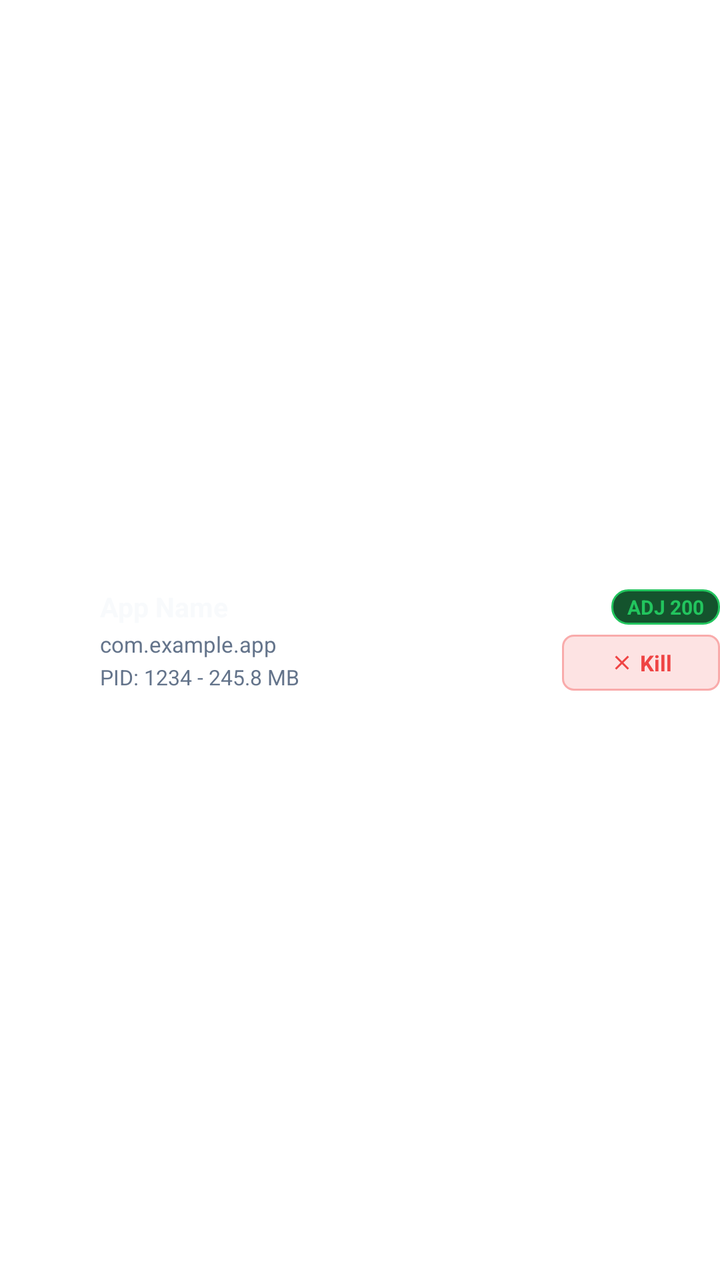
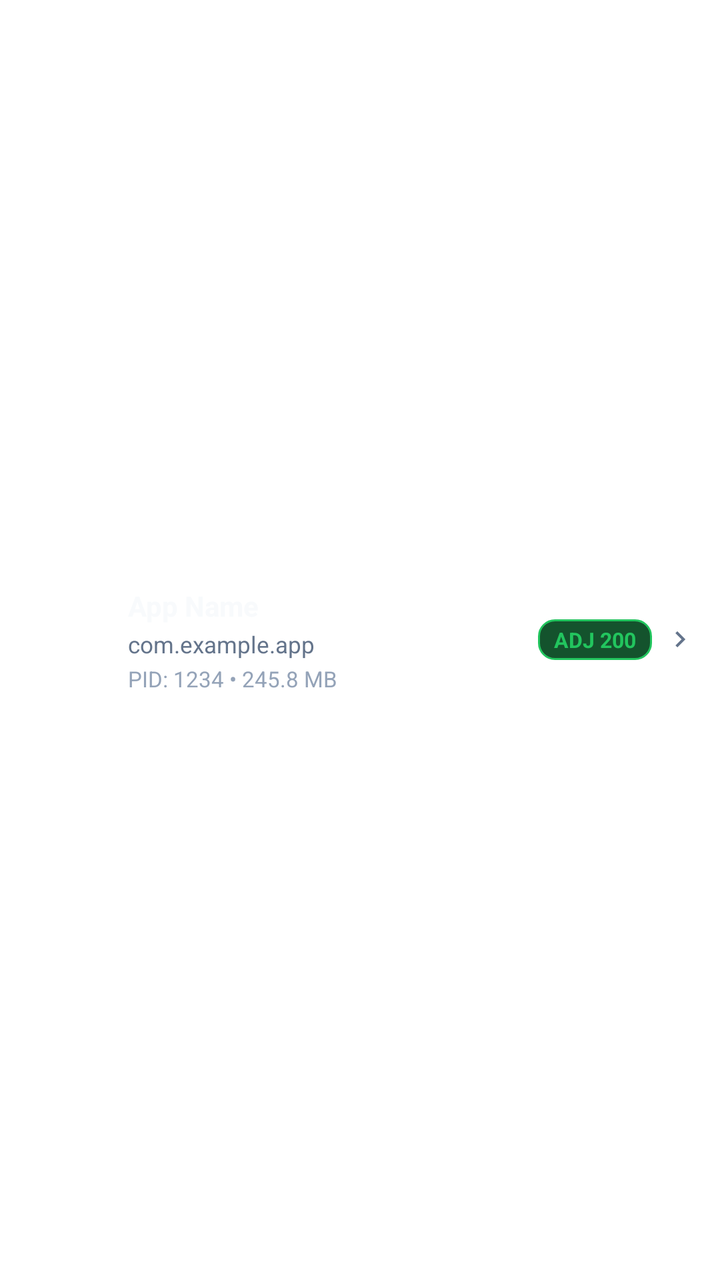

Two renders of the same Android screen: before a commit and after it. Below are the layout's source before the change and the commit's diff.
<!-- AndroidManifest.xml: fallback theme Theme.MaterialComponents.DayNight.NoActionBar -->
<!-- res/layout/item_process.xml -->
<?xml version="1.0" encoding="utf-8"?>
<LinearLayout xmlns:android="http://schemas.android.com/apk/res/android"
    xmlns:app="http://schemas.android.com/apk/res-auto"
    android:layout_width="match_parent"
    android:layout_height="wrap_content"
    android:orientation="horizontal"
    android:gravity="center_vertical"
    android:paddingTop="9dp"
    android:paddingBottom="9dp">

    <ImageView
        android:id="@+id/ivProcIcon"
        android:layout_width="38dp"
        android:layout_height="38dp"
        android:contentDescription="Process Icon" />

    <LinearLayout
        android:layout_width="0dp"
        android:layout_height="wrap_content"
        android:layout_weight="1"
        android:orientation="vertical"
        android:layout_marginStart="12dp"
        android:layout_marginEnd="8dp">

        <TextView
            android:id="@+id/tvProcName"
            android:layout_width="match_parent"
            android:layout_height="wrap_content"
            android:text="App Name"
            android:textColor="@color/text_title"
            android:textSize="13.5sp"
            android:textStyle="bold"
            android:maxLines="1"
            android:ellipsize="end" />

        <TextView
            android:id="@+id/tvProcPackage"
            android:layout_width="match_parent"
            android:layout_height="wrap_content"
            android:layout_marginTop="2dp"
            android:text="com.example.app"
            android:textColor="@color/text_muted"
            android:textSize="11sp"
            android:maxLines="1"
            android:ellipsize="middle" />

        <TextView
            android:id="@+id/tvProcPid"
            android:layout_width="match_parent"
            android:layout_height="wrap_content"
            android:layout_marginTop="2dp"
            android:text="PID: 1234 - 245.8 MB"
            android:textColor="@color/text_muted"
            android:textSize="10.5sp"
            android:maxLines="1"
            android:ellipsize="end" />
    </LinearLayout>

    <LinearLayout
        android:layout_width="wrap_content"
        android:layout_height="wrap_content"
        android:orientation="vertical"
        android:gravity="end|center_vertical">

        <TextView
            android:id="@+id/tvAdjBadge"
            android:layout_width="wrap_content"
            android:layout_height="wrap_content"
            android:text="ADJ 200"
            android:textColor="@color/accent_green"
            android:background="@drawable/bg_badge_green"
            android:paddingStart="8dp"
            android:paddingEnd="8dp"
            android:paddingTop="2dp"
            android:paddingBottom="2dp"
            android:textSize="10sp"
            android:textStyle="bold" />

        <com.google.android.material.button.MaterialButton
            android:id="@+id/btnKillProc"
            style="@style/Widget.Material3.Button.TonalButton"
            android:layout_width="wrap_content"
            android:layout_height="28dp"
            android:layout_marginTop="5dp"
            android:insetTop="0dp"
            android:insetBottom="0dp"
            android:insetLeft="0dp"
            android:insetRight="0dp"
            android:paddingStart="8dp"
            android:paddingEnd="8dp"
            android:paddingTop="0dp"
            android:paddingBottom="0dp"
            android:minHeight="0dp"
            android:minWidth="0dp"
            android:text="@string/btn_kill_process"
            android:textColor="@color/accent_red"
            android:textSize="11sp"
            android:textStyle="bold"
            app:backgroundTint="#26EF4444"
            app:strokeColor="#59EF4444"
            app:strokeWidth="1dp"
            app:cornerRadius="6dp"
            app:icon="@drawable/ic_kill"
            app:iconSize="12dp"
            app:iconTint="@color/accent_red"
            app:iconPadding="3dp" />
    </LinearLayout>
</LinearLayout>
<!-- resources referenced by this layout -->
<resources>
  <color name="accent_green">#22C55E</color>
  <color name="accent_red">#EF4444</color>
  <color name="text_muted">#64748B</color>
  <color name="text_title">#F8FAFC</color>
  <!-- drawable bg_badge_green (drawable) -->
  <?xml version="1.0" encoding="utf-8"?>
  <shape xmlns:android="http://schemas.android.com/apk/res/android">
      <solid android:color="@color/accent_green_bg" />
      <corners android:radius="8dp" />
      <stroke android:width="1dp" android:color="@color/accent_green" />
  </shape>
  <!-- drawable ic_kill (drawable) -->
  <?xml version="1.0" encoding="utf-8"?>
  <vector xmlns:android="http://schemas.android.com/apk/res/android"
      android:width="24dp"
      android:height="24dp"
      android:viewportWidth="24"
      android:viewportHeight="24">
      <path
          android:fillColor="@color/accent_red"
          android:pathData="M19,6.41L17.59,5 12,10.59 6.41,5 5,6.41 10.59,12 5,17.59 6.41,19 12,13.41 17.59,19 19,17.59 13.41,12z" />
  </vector>
  <string name="btn_kill_process">Kill</string>
  <color name="accent_green_bg">#14532D</color>
</resources>

<!-- the commit's change to res/layout/item_process.xml (unified diff, before → after) -->
@@ -5,13 +5,18 @@
     android:layout_height="wrap_content"
     android:orientation="horizontal"
     android:gravity="center_vertical"
-    android:paddingTop="9dp"
-    android:paddingBottom="9dp">
+    android:paddingStart="12dp"
+    android:paddingEnd="12dp"
+    android:paddingTop="10dp"
+    android:paddingBottom="10dp"
+    android:background="?attr/selectableItemBackground"
+    android:clickable="true"
+    android:focusable="true">
 
     <ImageView
         android:id="@+id/ivProcIcon"
-        android:layout_width="38dp"
-        android:layout_height="38dp"
+        android:layout_width="40dp"
+        android:layout_height="40dp"
         android:contentDescription="Process Icon" />
 
     <LinearLayout
@@ -28,7 +33,7 @@
             android:layout_height="wrap_content"
             android:text="App Name"
             android:textColor="@color/text_title"
-            android:textSize="13.5sp"
+            android:textSize="14sp"
             android:textStyle="bold"
             android:maxLines="1"
             android:ellipsize="end" />
@@ -40,7 +45,7 @@
             android:layout_marginTop="2dp"
             android:text="com.example.app"
             android:textColor="@color/text_muted"
-            android:textSize="11sp"
+            android:textSize="11.5sp"
             android:maxLines="1"
             android:ellipsize="middle" />
 
@@ -49,9 +54,9 @@
             android:layout_width="match_parent"
             android:layout_height="wrap_content"
             android:layout_marginTop="2dp"
-            android:text="PID: 1234 - 245.8 MB"
-            android:textColor="@color/text_muted"
-            android:textSize="10.5sp"
+            android:text="PID: 1234 • 245.8 MB"
+            android:textColor="@color/text_body"
+            android:textSize="11sp"
             android:maxLines="1"
             android:ellipsize="end" />
     </LinearLayout>
@@ -59,8 +64,8 @@
     <LinearLayout
         android:layout_width="wrap_content"
         android:layout_height="wrap_content"
-        android:orientation="vertical"
-        android:gravity="end|center_vertical">
+        android:orientation="horizontal"
+        android:gravity="center_vertical">
 
         <TextView
             android:id="@+id/tvAdjBadge"
@@ -71,38 +76,17 @@
             android:background="@drawable/bg_badge_green"
             android:paddingStart="8dp"
             android:paddingEnd="8dp"
-            android:paddingTop="2dp"
-            android:paddingBottom="2dp"
-            android:textSize="10sp"
+            android:paddingTop="3dp"
+            android:paddingBottom="3dp"
+            android:textSize="10.5sp"
             android:textStyle="bold" />
 
-        <com.google.android.material.button.MaterialButton
-            android:id="@+id/btnKillProc"
-            style="@style/Widget.Material3.Button.TonalButton"
-            android:layout_width="wrap_content"
-            android:layout_height="28dp"
-            android:layout_marginTop="5dp"
-            android:insetTop="0dp"
-            android:insetBottom="0dp"
-            android:insetLeft="0dp"
-            android:insetRight="0dp"
-            android:paddingStart="8dp"
-            android:paddingEnd="8dp"
-            android:paddingTop="0dp"
-            android:paddingBottom="0dp"
-            android:minHeight="0dp"
-            android:minWidth="0dp"
-            android:text="@string/btn_kill_process"
-            android:textColor="@color/accent_red"
-            android:textSize="11sp"
-            android:textStyle="bold"
-            app:backgroundTint="#26EF4444"
-            app:strokeColor="#59EF4444"
-            app:strokeWidth="1dp"
-            app:cornerRadius="6dp"
-            app:icon="@drawable/ic_kill"
-            app:iconSize="12dp"
-            app:iconTint="@color/accent_red"
-            app:iconPadding="3dp" />
+        <ImageView
+            android:layout_width="16dp"
+            android:layout_height="16dp"
+            android:layout_marginStart="6dp"
+            android:src="@drawable/ic_chevron_right"
+            app:tint="@color/text_muted"
+            android:contentDescription="Details" />
     </LinearLayout>
 </LinearLayout>
<!-- resource entries referenced after the edit -->
@@ -1,7 +1,7 @@
 <!-- resources referenced by this layout -->
 <resources>
   <color name="accent_green">#22C55E</color>
-  <color name="accent_red">#EF4444</color>
+  <color name="text_body">#94A3B8</color>
   <color name="text_muted">#64748B</color>
   <color name="text_title">#F8FAFC</color>
   <!-- drawable bg_badge_green (drawable) -->
@@ -11,18 +11,17 @@
       <corners android:radius="8dp" />
       <stroke android:width="1dp" android:color="@color/accent_green" />
   </shape>
-  <!-- drawable ic_kill (drawable) -->
+  <!-- drawable ic_chevron_right (drawable) -->
   <?xml version="1.0" encoding="utf-8"?>
   <vector xmlns:android="http://schemas.android.com/apk/res/android"
-      android:width="24dp"
-      android:height="24dp"
+      android:width="20dp"
+      android:height="20dp"
       android:viewportWidth="24"
       android:viewportHeight="24">
       <path
-          android:fillColor="@color/accent_red"
-          android:pathData="M19,6.41L17.59,5 12,10.59 6.41,5 5,6.41 10.59,12 5,17.59 6.41,19 12,13.41 17.59,19 19,17.59 13.41,12z" />
+          android:fillColor="@color/text_muted"
+          android:pathData="M8.59,16.59L13.17,12 8.59,7.41 10,6l6,6 -6,6 -1.41,-1.41z" />
   </vector>
-  <string name="btn_kill_process">Kill</string>
   <color name="accent_green_bg">#14532D</color>
 </resources>
 
